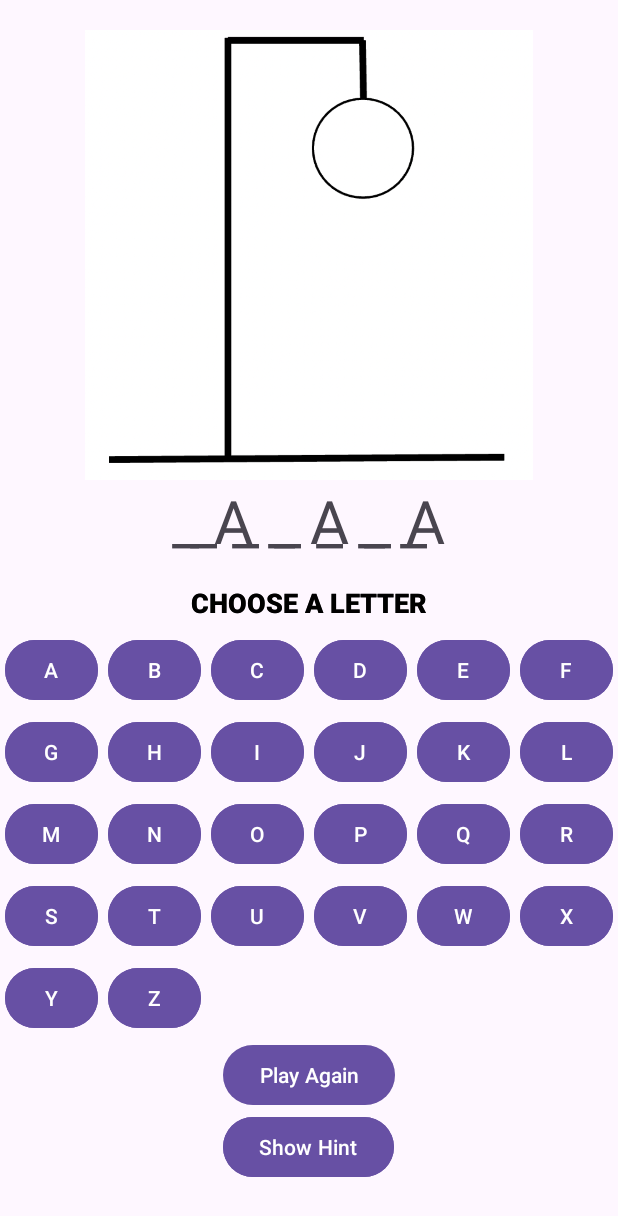
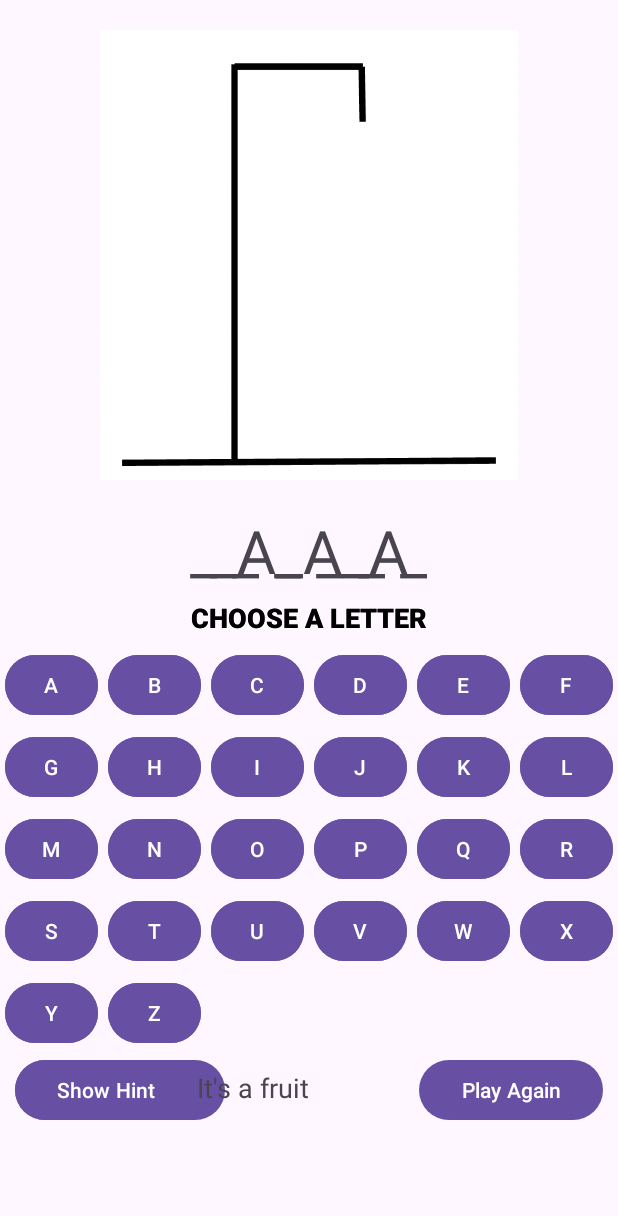
Before and after one commit to CS-501-TeamMSH/HW4-Q5, an Android app: the screen it shows after launch (MainActivity), after a tap on an icon or button, on a phone screen of 412 x 824 dp. Shown: the top 1216 px of the screen. Run offline under Robolectric (Android 15) with nearby library versions, the phone set to English and light mode, and no system bars; 3 other taps on this screen came first.

Commit message:
refactored code, merged word and hangman image

```diff
--- a/app/src/main/AndroidManifest.xml
+++ b/app/src/main/AndroidManifest.xml
@@ -15,7 +15,9 @@
         <activity
             android:name=".MainActivity"
             android:exported="true"
-            >
+            android:configChanges="orientation"
+
+        >
             <intent-filter>
                 <action android:name="android.intent.action.MAIN" />
 
--- a/app/src/main/java/com/example/hw4_q5/Hangman.kt
+++ b/app/src/main/java/com/example/hw4_q5/Hangman.kt
@@ -6,27 +6,21 @@ import android.view.LayoutInflater
 import android.view.View
 import android.view.ViewGroup
 import android.widget.ImageView
+import android.widget.TextView
 
-// TODO: Rename parameter arguments, choose names that match
-// the fragment initialization parameters, e.g. ARG_ITEM_NUMBER
-private const val ARG_PARAM1 = "param1"
-private const val ARG_PARAM2 = "param2"
+class Hangman : Fragment() {
 
-/**
- * A simple [Fragment] subclass.
- * Use the [Hangman.newInstance] factory method to
- * create an instance of this fragment.
- */
-class Hangman : Fragment() {
-    // TODO: Rename and change types of parameters
-    private var param1: String? = null
-    private var param2: String? = null
+    lateinit var wordView: TextView
+
+    private var currentImageResource: Int = R.drawable.hangman1
+    private var displayedWord: String = "_ _ _ _ _ _"
 
     override fun onCreate(savedInstanceState: Bundle?) {
         super.onCreate(savedInstanceState)
-        arguments?.let {
-            param1 = it.getString(ARG_PARAM1)
-            param2 = it.getString(ARG_PARAM2)
+
+        if (savedInstanceState != null) {
+            currentImageResource = savedInstanceState.getInt("currentImageResource")
+            displayedWord = savedInstanceState.getString("displayedWord") ?: "_ _ _ _ _ _"
         }
     }
 
@@ -34,15 +28,23 @@ class Hangman : Fragment() {
         inflater: LayoutInflater, container: ViewGroup?,
         savedInstanceState: Bundle?
     ): View? {
-        // Inflate the layout for this fragment
         val view = inflater.inflate(R.layout.fragment_hangman, container, false)
         val hangmanImageView = view.findViewById<ImageView>(R.id.hangman)
-        hangmanImageView.setImageResource(R.drawable.hangman1)
+        hangmanImageView.setImageResource(currentImageResource)
+        wordView = view.findViewById(R.id.wordText)
+        wordView.text = displayedWord
         return view
     }
 
+    override fun onSaveInstanceState(outState: Bundle) {
+        super.onSaveInstanceState(outState)
+
+        outState.putInt("currentImageResource", currentImageResource)
+        outState.putString("displayedWord", displayedWord)
+    }
+
     fun setHangman(imageNumber: Int) {
-        val imageResource = when (imageNumber) {
+        currentImageResource = when (imageNumber) {
             5 -> R.drawable.hangman2
             4 -> R.drawable.hangman3
             3 -> R.drawable.hangman4
@@ -52,12 +54,27 @@ class Hangman : Fragment() {
             else -> R.drawable.hangman1
         }
         val hangmanImageView = view?.findViewById<ImageView>(R.id.hangman)
-        hangmanImageView?.setImageResource(imageResource)
+        hangmanImageView?.setImageResource(currentImageResource)
     }
 
-    fun resetHangman() {
-        val hangmanImageView = view?.findViewById<ImageView>(R.id.hangman)
-        hangmanImageView?.setImageResource(R.drawable.hangman1)
+    fun initializeWord(wordLength: Int) {
+        displayedWord = "_ ".repeat(wordLength)
+        wordView.text = displayedWord
     }
 
+    fun updateDisplayedWord(char: Char, word: String) {
+        val currentText = wordView.text.toString()
+        val updatedText = StringBuilder()
+
+        for (i in word.indices) {
+            if (word[i] == char) {
+                updatedText.append(char)
+            } else {
+                updatedText.append(currentText[i])
+            }
+        }
+
+        displayedWord = updatedText.toString()
+        wordView.text = displayedWord
+    }
 }
--- a/app/src/main/java/com/example/hw4_q5/HangmanGame.kt
+++ b/app/src/main/java/com/example/hw4_q5/HangmanGame.kt
@@ -1,5 +1,6 @@
 package com.example.hw4_q5
 
+import android.os.Parcelable
 import android.widget.Toast
 import kotlin.random.Random
 
@@ -16,7 +17,6 @@ class HangmanGame() {
     init {
         allowedGuesses = totalGuesses
         remainingGuesses = allowedGuesses
-        selectRandomWord()
     }
 
     fun selectRandomWord(): String {
@@ -51,4 +51,7 @@ class HangmanGame() {
         return remainingGuesses
     }
 
+    fun setRemainingGuesses(num: Int) {
+        remainingGuesses = num
+    }
 }
--- a/app/src/main/java/com/example/hw4_q5/KeyboardFragment.kt
+++ b/app/src/main/java/com/example/hw4_q5/KeyboardFragment.kt
@@ -6,14 +6,24 @@ import android.view.LayoutInflater
 import android.view.View
 import android.view.ViewGroup
 import android.widget.Button
+import android.widget.TextView
 
 class KeyboardFragment : Fragment() {
+
+    private lateinit var hintbutton: Button
+    private lateinit var hinttext: TextView
+    private var isHintVisible: Boolean = false
+
 
     override fun onCreateView(
         inflater: LayoutInflater, container: ViewGroup?,
         savedInstanceState: Bundle?
     ): View? {
-        val view = inflater.inflate(R.layout.fragment_keyboard, container, false)
+        var view = inflater.inflate(R.layout.fragment_keyboard, container, false)
+
+        if (isHintVisible) {
+            hinttext.setText(R.string.hinttext)
+        }
 
         val buttons = mutableListOf<Button>()
         for (i in 'A'..'Z') {
@@ -28,14 +38,52 @@ class KeyboardFragment : Fragment() {
             }
         }
 
+        hintbutton = view.findViewById(R.id.hintbutton)
+        hinttext = view.findViewById(R.id.hinttext)
+        hintbutton.setOnClickListener{showHint()}
+
+        val playAgain = view.findViewById<Button>(R.id.playAgainButton)
+        playAgain.setOnClickListener{reset(playAgain)}
         return view
+    }
+
+    override fun onCreate(savedInstanceState: Bundle?) {
+        super.onCreate(savedInstanceState)
+
+        if (savedInstanceState != null) {
+            isHintVisible = savedInstanceState.getBoolean("isHintVisible")
+            // Restore more variables if needed
+        }
+    }
+
+    override fun onSaveInstanceState(outState: Bundle) {
+        super.onSaveInstanceState(outState)
+
+        outState.putBoolean("isHintVisible", isHintVisible)
+        // Save more variables if needed
     }
 
     private fun handleButtonClick(button: Button) {
         val letter = button.text.toString()[0]
         if (activity is MainActivity) {
             (activity as MainActivity).play(letter)
+            disableButton(button)
         }
 
     }
+
+    private fun showHint () {
+        hinttext.setText(R.string.hinttext)
+    }
+
+    private fun reset(button: Button) {
+        (activity as MainActivity).resetGame()
+    }
+
+
+    private fun disableButton(button: Button) {
+        button.isClickable = false
+    }
+
+
 }
--- a/app/src/main/java/com/example/hw4_q5/MainActivity.kt
+++ b/app/src/main/java/com/example/hw4_q5/MainActivity.kt
@@ -3,39 +3,40 @@ package com.example.hw4_q5
 import android.annotation.SuppressLint
 import androidx.appcompat.app.AppCompatActivity
 import android.os.Bundle
-import android.util.Log
 import android.view.View
 import android.view.ViewGroup
 import android.widget.Button
 import android.widget.Toast
-
 
 class MainActivity : AppCompatActivity() {
 
     private lateinit var hangmanGame: HangmanGame
     private lateinit var word: String
     private lateinit var keyboardFragment: KeyboardFragment
-    private lateinit var wordFragment: Word
     private lateinit var hangmanFragment: Hangman
     private var gameEnded = false
-    private var hintButtonClicked = 0
-    private var vowelsDisabled = false
 
     @SuppressLint("MissingInflatedId")
     override fun onCreate(savedInstanceState: Bundle?) {
         super.onCreate(savedInstanceState)
         setContentView(R.layout.activity_main)
 
+        if (savedInstanceState != null) {
+            word = savedInstanceState.getString("currentWord", "")
+            gameEnded = savedInstanceState.getBoolean("gameEnded", false)
+            val remainingGuesses = savedInstanceState.getInt("remainingGuesses", 6)
+            hangmanGame.setRemainingGuesses(remainingGuesses)
+
+            hangmanFragment.setHangman(remainingGuesses)
+            //hangmanFragment.initializeWord(word)
+        } else {
             hangmanGame = HangmanGame()
+            word = hangmanGame.selectRandomWord()
+        }
 
         keyboardFragment = KeyboardFragment()
         supportFragmentManager.beginTransaction()
             .replace(R.id.keyboard, keyboardFragment)
-            .commit()
-
-        wordFragment = Word()
-        supportFragmentManager.beginTransaction()
-            .replace(R.id.word, wordFragment)
             .commit()
 
         hangmanFragment = Hangman()
@@ -43,77 +44,21 @@ class MainActivity : AppCompatActivity() {
             .replace(R.id.hangman, hangmanFragment)
             .commit()
 
-        word = hangmanGame.selectRandomWord()
-        Log.d("word,", word)
-
         val playAgainButton = findViewById<Button>(R.id.playAgainButton)
-        playAgainButton.isEnabled = false
-
-
-        playAgainButton.setOnClickListener() {
-            playAgainButton.isEnabled = true
-            hangmanGame = HangmanGame()
-            wordFragment.resetDisplayedWord(word)
-            hangmanFragment.resetHangman()
-
-            // Generate a new random word
-            word = hangmanGame.selectRandomWord()
-            Log.d("word", word)
-
+        playAgainButton.visibility = if (gameEnded) View.VISIBLE else View.GONE
     }
 
-        val showHintButton = findViewById<Button>(R.id.showHintButton)
-    }
-    fun showHint(view: View) {
-        if (gameEnded) {
-            Toast.makeText(this, "Game has ended. Press Play Again to start a new game.", Toast.LENGTH_SHORT).show()
-            return
+    override fun onSaveInstanceState(outState: Bundle) {
+        outState.putString("currentWord", word)
+        outState.putBoolean("gameEnded", gameEnded)
+        outState.putInt("remainingGuesses", hangmanGame.getRemainingGuesses())
+        super.onSaveInstanceState(outState)
     }
 
-        hintButtonClicked++
-
-        when (hintButtonClicked) {
-            1 -> showHintMessage()
-            2 -> disableHalfLetters()
-            3 -> revealVowels()
-            else -> Toast.makeText(this, "Hint not available", Toast.LENGTH_SHORT).show()
-        }
-    }
-    private fun showHintMessage() {
-        Toast.makeText(this, "Hint: This is a hint message.", Toast.LENGTH_SHORT).show()
-    }
-
-    private fun disableHalfLetters() {
-        if (vowelsDisabled) {
-            Toast.makeText(this, "Vowels are already disabled.", Toast.LENGTH_SHORT).show()
-        } else {
-            // Implement code to disable half of the remaining letters not in the word
-            // Be sure to disable all the vowel buttons
-            disableVowelButtons()
-            vowelsDisabled = true
-        }
-    }
-
-    private fun revealVowels() {
-        if (vowelsDisabled) {
-            Toast.makeText(this, "Vowels are already disabled.", Toast.LENGTH_SHORT).show()
-        } else {
-            // Implement code to reveal all the vowels
-            // Be sure to disable all the vowel buttons
-            disableVowelButtons()
-        }
-    }
-
-    private fun disableVowelButtons() {
-        // Implement code to disable all vowel buttons
-    }
-
-
-
-
     fun play(char: Char) {
+        if (!gameEnded) {
             if (hangmanGame.makeGuess(char)) {
-            var indices = mutableListOf<Int>()
+                val indices = mutableListOf<Int>()
                 word.forEachIndexed { index, c ->
                     if (c == char) {
                         indices.add(index)
@@ -121,44 +66,31 @@ class MainActivity : AppCompatActivity() {
                 }
 
                 for (index in indices) {
-                wordFragment.updateDisplayedWord(char, word)
+                    hangmanFragment.updateDisplayedWord(char, word)
                 }
 
-            // Check if the game is won (all letters guessed)
-            if (!wordFragment.wordView.text.toString().contains('_')) {
+                if (!hangmanFragment.wordView.text.toString().contains('_')) {
+                    gameEnded = true
                     Toast.makeText(this, "You won!", Toast.LENGTH_SHORT).show()
-                gameEnded = true
-                // Show the "Play Again" button and hide the "Show Hint" button
-                findViewById<Button>(R.id.playAgainButton).visibility = View.VISIBLE
-                findViewById<Button>(R.id.showHintButton).visibility = View.GONE
-
-                // Disable all letter buttons when the game is won
-                disableAllLetterButtons()
                 }
-
             } else {
-            var num = hangmanGame.getRemainingGuesses()
+                val num = hangmanGame.getRemainingGuesses()
                 hangmanFragment.setHangman(num)
                 if (num == 0) {
+                    gameEnded = true
                     Toast.makeText(this, "Game Over", Toast.LENGTH_SHORT).show()
-                gameEnded = true
-                // Show the "Play Again" button and hide the "Show Hint" button
-                findViewById<Button>(R.id.playAgainButton).visibility = View.VISIBLE
-                findViewById<Button>(R.id.showHintButton).visibility = View.GONE
-                // Disable all letter buttons when the game is over
-                disableAllLetterButtons()
+                }
             }
         }
     }
 
-    private fun disableAllLetterButtons() {
-        val layout = findViewById<View>(R.id.keyboard) as ViewGroup
-        for (i in 0 until layout.childCount) {
-            val child = layout.getChildAt(i)
-            if (child is Button) {
-                child.isEnabled = false
+    fun resetGame() {
+        hangmanFragment.setHangman(6)
+        hangmanGame = HangmanGame()
+        word = hangmanGame.selectRandomWord()
+//        hangmanFragment.initializeWord(word)
+        gameEnded = false
+        val playAgainButton = findViewById<Button>(R.id.playAgainButton)
+        playAgainButton.visibility = View.GONE
     }
 }
-    }
-
-}
--- a/app/src/main/java/com/example/hw4_q5/Word.kt
+++ /dev/null
@@ -1,54 +0,0 @@
-package com.example.hw4_q5
-
-import android.os.Bundle
-import android.util.Log
-import androidx.fragment.app.Fragment
-import android.view.LayoutInflater
-import android.view.View
-import android.view.ViewGroup
-import android.widget.TextView
-
-
-class Word : Fragment() {
-    lateinit var wordView: TextView
-
-    override fun onCreate(savedInstanceState: Bundle?) {
-        super.onCreate(savedInstanceState)
-    }
-
-
-    override fun onCreateView(
-        inflater: LayoutInflater, container: ViewGroup?,
-        savedInstanceState: Bundle?
-    ): View? {
-        val view = inflater.inflate(R.layout.fragment_word, container, false)
-        wordView = view.findViewById(R.id.wordText)
-        wordView.text = "_ _ _ _ _ _"
-        return view
-    }
-
-    fun initializeWord(wordLength: Int) {
-        val initialWord = "_".repeat(wordLength)
-        wordView.text = initialWord
-    }
-
-    fun updateDisplayedWord(char: Char, word: String) {
-        val updatedText = StringBuilder()
-        for (i in 0 until word.length) {
-            if (word[i] == char) {
-                updatedText.append(char)
-            } else {
-                updatedText.append(wordView.text[i * 2])
-            }
-            if (i < word.length - 1) {
-                updatedText.append(' ')
-            }
-        }
-
-        wordView.text = updatedText.toString()
-    }
-
-    fun resetDisplayedWord(word: String) {
-
-    }
-}
--- a/app/src/main/res/layout-land/activity_main.xml
+++ b/app/src/main/res/layout-land/activity_main.xml
@@ -16,28 +16,6 @@
         app:layout_constraintTop_toTopOf="parent"
         tools:layout="@layout/fragment_hangman" />
 
-    <fragment
-        android:id="@+id/word"
-        android:name="com.example.hw4_q5.Word"
-        android:layout_width="0dp"
-        android:layout_height="wrap_content"
-        app:layout_constraintTop_toBottomOf="@+id/hangman"
-        app:layout_constraintRight_toRightOf="parent"
-        android:layout_marginRight="60dp"
-        app:layout_constraintHorizontal_weight="5"
-        tools:layout="@layout/fragment_word" />
-
-    <fragment
-        android:id="@+id/hint"
-        android:name="com.example.hw4_q5.HintButton"
-        android:layout_width="0dp"
-        android:layout_height="wrap_content"
-        app:layout_constraintTop_toBottomOf="@+id/keyboard"
-        android:layout_marginTop="5dp"
-        app:layout_constraintLeft_toLeftOf="parent"
-        android:layout_marginLeft="20dp"
-        app:layout_constraintHorizontal_weight="5"
-        tools:layout="@layout/fragment_hint_button" />
 
     <fragment
         android:id="@+id/keyboard"
@@ -51,7 +29,4 @@
         app:layout_constraintTop_toTopOf="parent"
         tools:layout="@layout/fragment_keyboard" />
 
-
-
-
 </androidx.constraintlayout.widget.ConstraintLayout>
--- a/app/src/main/res/layout/activity_main.xml
+++ b/app/src/main/res/layout/activity_main.xml
@@ -16,23 +16,14 @@
         app:layout_constraintEnd_toEndOf="parent"
         tools:layout="@layout/fragment_hangman" />
 
-    <fragment
-        android:id="@+id/word"
-        android:name="com.example.hw4_q5.Word"
-        android:layout_width="0dp"
-        android:layout_height="wrap_content"
-        app:layout_constraintTop_toBottomOf="@+id/hangman"
-        app:layout_constraintStart_toStartOf="parent"
-        app:layout_constraintEnd_toEndOf="parent"
-        tools:layout="@layout/fragment_word"/>
+
 
     <fragment
         android:id="@+id/keyboard"
         android:name="com.example.hw4_q5.KeyboardFragment"
         android:layout_width="0dp"
         android:layout_height="wrap_content"
-        android:layout_marginTop="10dp"
-        app:layout_constraintTop_toBottomOf="@+id/word"
+        app:layout_constraintTop_toBottomOf="@+id/hangman"
         app:layout_constraintStart_toStartOf="parent"
         app:layout_constraintEnd_toEndOf="parent"
         tools:layout="@layout/fragment_keyboard"/>
--- a/app/src/main/res/layout/fragment_hangman.xml
+++ b/app/src/main/res/layout/fragment_hangman.xml
@@ -4,6 +4,12 @@
     android:layout_width="match_parent"
     android:layout_height="match_parent"
     tools:context=".Hangman">
+
+    <LinearLayout
+        android:layout_width="match_parent"
+        android:layout_height="wrap_content"
+        android:gravity="center_horizontal"
+        android:orientation="vertical">
 
     <ImageView
         android:id="@+id/hangman"
@@ -12,5 +18,14 @@
         android:layout_gravity="center_horizontal"
         android:layout_marginTop="20dp"/>
 
+    <TextView
+        android:id="@+id/wordText"
+        android:layout_width="wrap_content"
+        android:layout_height="wrap_content"
+        android:layout_marginTop="20dp"
+        android:textSize="40dp"
+        android:layout_gravity="center_horizontal"/>
+    </LinearLayout>
+
 
 </FrameLayout>
--- a/app/src/main/res/layout/fragment_keyboard.xml
+++ b/app/src/main/res/layout/fragment_keyboard.xml
@@ -247,21 +247,38 @@
                 android:text="@string/z" />
         </GridLayout>
 
+        <LinearLayout
+            android:layout_width="match_parent"
+            android:layout_height="wrap_content"
+            android:orientation="horizontal">
 
-        <Button
-            android:id="@+id/playAgainButton"
-            android:layout_width="wrap_content"
-            android:layout_height="wrap_content"
-            android:text="Play Again"
-            android:layout_gravity="center_horizontal"
-            android:onClick="playAgain" />
-        <Button
-            android:id="@+id/showHintButton"
-            android:layout_width="wrap_content"
-            android:layout_height="wrap_content"
-            android:text="Show Hint"
-            android:layout_gravity="center_horizontal"
-            android:onClick="showHint" />
+            <Button
+                android:layout_marginLeft="10dp"
+                android:id="@+id/hintbutton"
+                android:layout_width="wrap_content"
+                android:layout_height="wrap_content"
+                android:text="@string/hint"
+                android:layout_weight="1" />
+
+            <TextView
+                android:id="@+id/hinttext"
+                android:layout_width="wrap_content"
+                android:textSize="18dp"
+                android:layout_weight="10"
+                android:layout_height="wrap_content"
+           />
+
+            <Button
+                android:layout_marginRight="10dp"
+                android:id="@+id/playAgainButton"
+                android:layout_width="wrap_content"
+                android:layout_height="wrap_content"
+                android:text="@string/play_again"
+                android:layout_weight="1"
+                android:layout_gravity="center_horizontal" />
+
+        </LinearLayout>
+
 
 
     </LinearLayout>
--- a/app/src/main/res/layout/fragment_word.xml
+++ /dev/null
@@ -1,15 +0,0 @@
-<?xml version="1.0" encoding="utf-8"?>
-<FrameLayout xmlns:android="http://schemas.android.com/apk/res/android"
-    xmlns:tools="http://schemas.android.com/tools"
-    android:layout_width="match_parent"
-    android:layout_height="match_parent"
-    tools:context=".Word">
-
-    <TextView
-        android:id="@+id/wordText"
-        android:layout_width="wrap_content"
-        android:layout_height="wrap_content"
-        android:textSize="40dp"
-        android:layout_gravity="center_horizontal"/>
-
-</FrameLayout>
--- a/app/src/main/res/values/strings.xml
+++ b/app/src/main/res/values/strings.xml
@@ -37,6 +37,7 @@
     <string name="hint">Show Hint</string>
     <string name="hinttitle">HINT:\u0020</string>
     <string name="hinttext">It\'s a fruit</string>
+    <string name="play_again">Play Again</string>
 
 
 </resources>
```
Also changed, not shown: app/src/main/java/com/example/hw4_q5/HintButton.kt (deleted, +0 -50 lines), app/src/main/res/layout/fragment_hint_button.xml (deleted, +0 -34 lines). Lines whose indentation alone changed are shown as unchanged.
